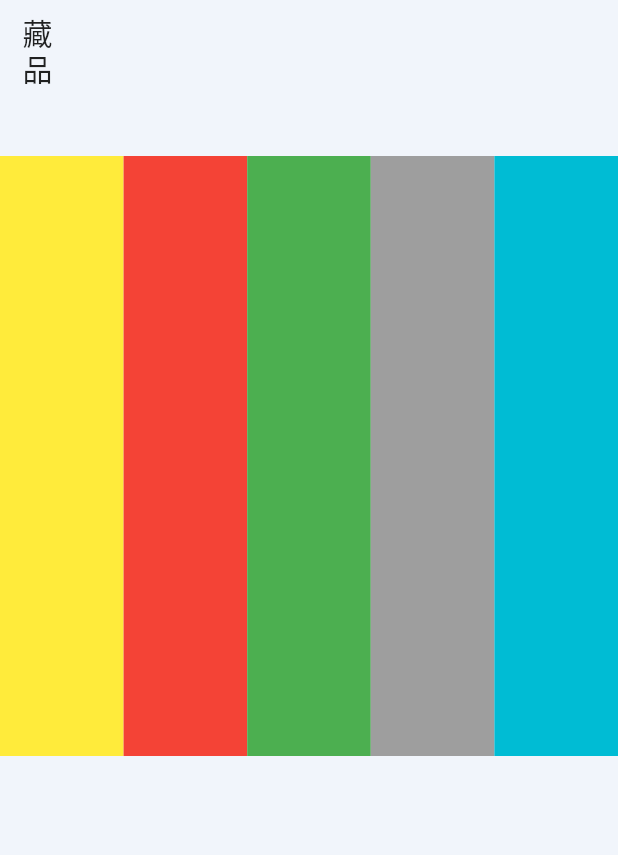
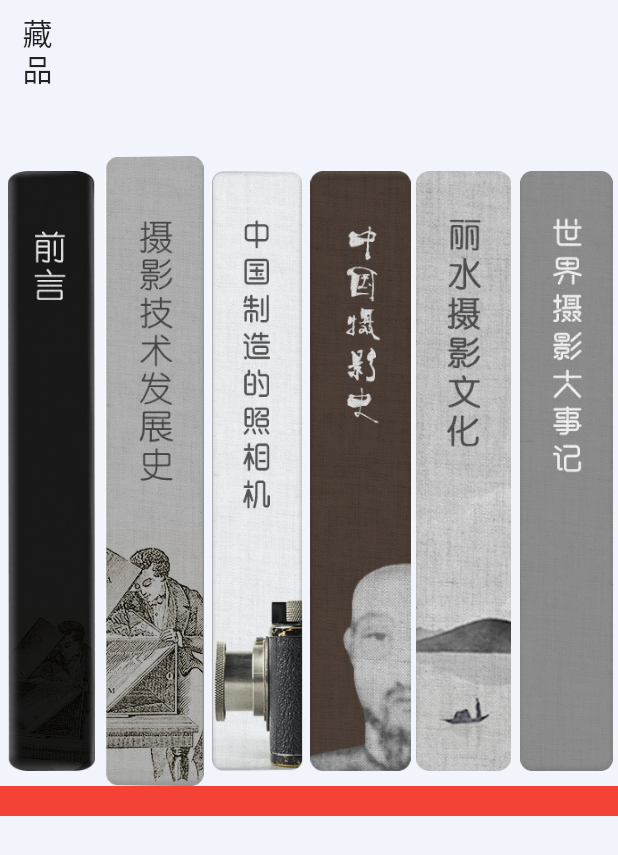
Before and after one commit to qdqdGit/lssy, a Flutter app: the screen it shows after launch, on a phone screen of 412 x 824 dp. Shown: the top 855 px of the screen. Run offline on Flutter 3.47's test engine with Material 2 defaults, Android fonts, the phone set to English and light mode, and no system bars; our stand-ins replace redux.

Commit message:
保存首页图片

```diff
--- a/lib/widgets/home_page.dart
+++ b/lib/widgets/home_page.dart
@@ -54,39 +54,61 @@ class _HomePageState extends State<HomePage> with AutomaticKeepAliveClientMixin<
                   flex: 1,
                   child: Container(
                     height: 400,
-                    color: Colors.yellow,
+                    child: new Image.asset("assets/image/home/btn_1.png"),
+                    alignment: Alignment.bottomCenter,
+//                    child: new FlatButton(
+//                        onPressed: null,
+//                        child: new Text("首页")
+//                    ),
+//                    color: Colors.yellow,
+                  ),
+                ),
+                Expanded(
+                  flex: 1,
+                  child: Container(
+                    height: 420,
+                    alignment: Alignment.bottomCenter,
+                    child: new Image.asset("assets/image/home/btn_2.png"),
                   ),
                 ),
                 Expanded(
                   flex: 1,
                   child: Container(
                     height: 400,
-                    color: Colors.red,
+                    alignment: AlignmentDirectional(0,0),
+                    child: new Image.asset("assets/image/home/btn_3.png"),
                   ),
                 ),
                 Expanded(
                   flex: 1,
                   child: Container(
                     height: 400,
-                    color: Colors.green,
+                    child: new Image.asset("assets/image/home/btn_4.png"),
                   ),
                 ),
                 Expanded(
                   flex: 1,
                   child: Container(
                     height: 400,
-                    color: Colors.grey,
+                    alignment: AlignmentDirectional(0,0),
+                    child: new Image.asset("assets/image/home/btn_5.png"),
                   ),
                 ),
                 Expanded(
                   flex: 1,
                   child: Container(
                     height: 400,
-                    color: Colors.cyan,
+                    alignment: AlignmentDirectional(0,0),
+                    child: new Image.asset("assets/image/home/btn_6.png"),
                   ),
                 ),
               ],
             ),
+          ),
+          new Container(
+            width: double.infinity,
+            height: 20,
+            color: Colors.red,
           )
         ],
       ),
--- a/pubspec.yaml
+++ b/pubspec.yaml
@@ -35,13 +35,13 @@ dev_dependencies:
 
 # The following section is specific to Flutter.
 flutter:
-  assets:
-    - assets/image/
   # The following line ensures that the Material Icons font is
   # included with your application, so that you can use the icons in
   # the material Icons class.
   uses-material-design: true
-
+  assets:
+    - assets/image/home/
+    - assets/image/
   # To add assets to your application, add an assets section, like this:
   # assets:
   #  - images/a_dot_burr.jpeg
```
Also changed, not shown: lib/main.dart (+32 -32 lines), assets/image/home/home_bg.jpg.
